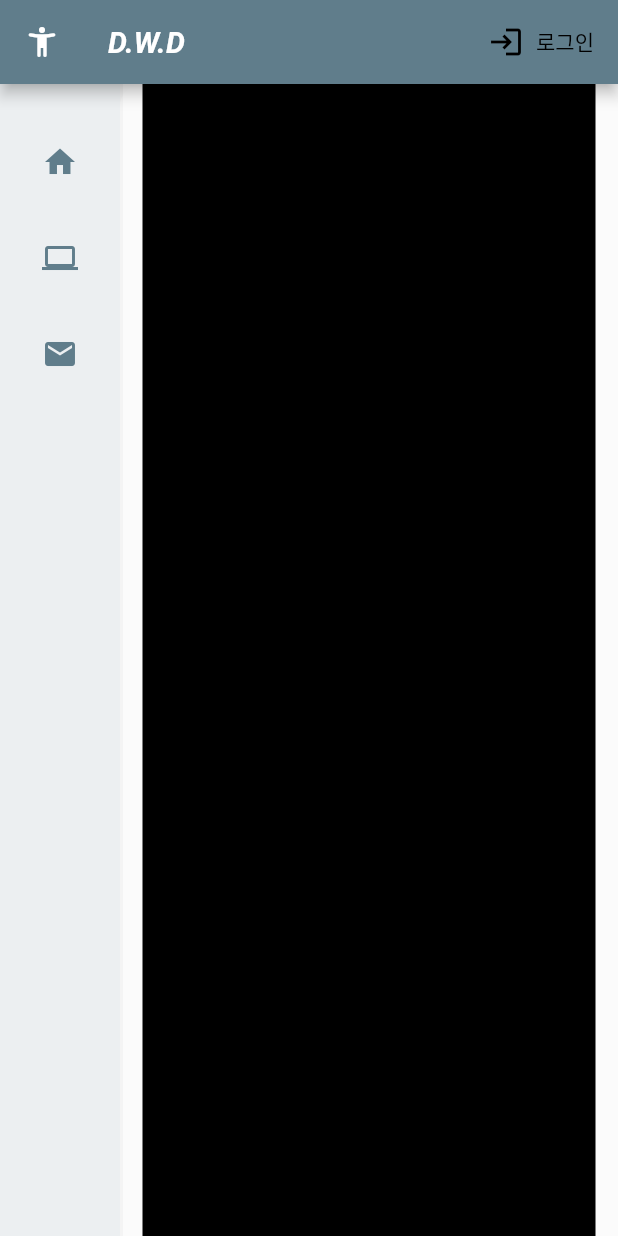
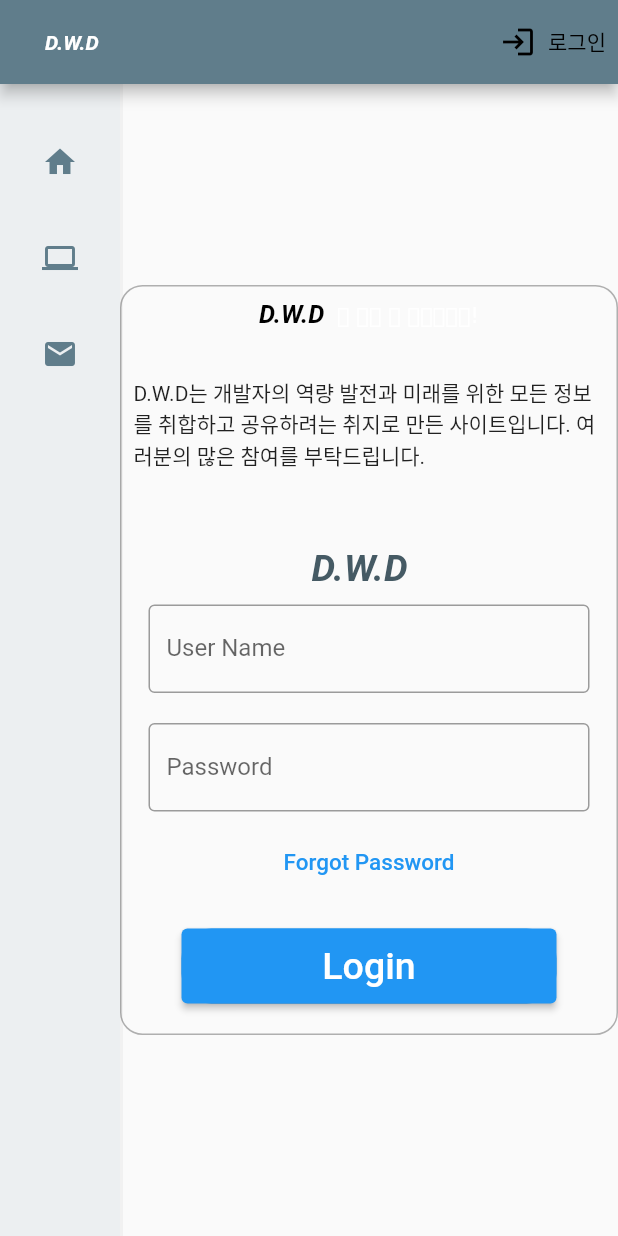
Before and after one commit to KihaJeong1994/develop-world, a Flutter app: the screen it shows after launch, after a tap on "로그인", on a phone screen of 412 x 824 dp. Run offline on Flutter 3.47's test engine with Material 2 defaults, Android fonts, the phone set to English and light mode, and no system bars; our stand-ins replace flutter_dotenv, flutter_rating_bar, infinite_scroll_pagination, timeago, url_strategy; missing offline and left inert: flutter_gl, image_card, three_dart, three_dart_jsm; network calls fail; statements that could not run were skipped.

Commit message:
login page init

```diff
--- a/lib/routes/router_generator.dart
+++ b/lib/routes/router_generator.dart
@@ -1,4 +1,6 @@
 import 'package:develop_world/routes/routes.dart';
+import 'package:develop_world/screens/account/sign_in_screen.dart';
+import 'package:develop_world/screens/account/sign_up_screen.dart';
 import 'package:develop_world/screens/home/home_screen.dart';
 import 'package:develop_world/screens/lecture/lecture_detail.dart';
 import 'package:develop_world/screens/lecture/lecture_list.dart';
@@ -6,6 +8,7 @@ import 'package:flutter/material.dart';
 
 class RouteGenerator {
   static Route<dynamic> generateRoute(RouteSettings settings) {
+    //home
     if (settings.name == routeHome) {
       return PageRouteBuilder(
         settings: settings, // add settings to change the url
@@ -14,6 +17,25 @@ class RouteGenerator {
         transitionDuration: Duration.zero,
         reverseTransitionDuration: Duration.zero,
       );
+      // sign in
+    } else if (settings.name == routeSignIn) {
+      return PageRouteBuilder(
+        settings: settings,
+        pageBuilder: (context, animation, secondaryAnimation) =>
+            const SignInScreen(),
+        transitionDuration: Duration.zero,
+        reverseTransitionDuration: Duration.zero,
+      );
+      // sign up
+    } else if (settings.name == routeSignUp) {
+      return PageRouteBuilder(
+        settings: settings,
+        pageBuilder: (context, animation, secondaryAnimation) =>
+            const SignUpScreen(),
+        transitionDuration: Duration.zero,
+        reverseTransitionDuration: Duration.zero,
+      );
+      // lectures
     } else if (settings.name == routeLectures) {
       return PageRouteBuilder(
         settings: settings,
@@ -22,6 +44,7 @@ class RouteGenerator {
         transitionDuration: Duration.zero,
         reverseTransitionDuration: Duration.zero,
       );
+      // contacts
     } else if (settings.name == routeContacts) {
       return PageRouteBuilder(
         settings: settings,
@@ -30,6 +53,7 @@ class RouteGenerator {
         transitionDuration: Duration.zero,
         reverseTransitionDuration: Duration.zero,
       );
+      // lecture detail
     } else if (isLectureDetail(settings.name)) {
       var id = settings.name!.split('/').last;
       return PageRouteBuilder(
@@ -40,6 +64,7 @@ class RouteGenerator {
         reverseTransitionDuration: Duration.zero,
       );
     } else {
+      // home(default)
       return PageRouteBuilder(
         settings: settings,
         pageBuilder: (context, animation, secondaryAnimation) =>
--- a/lib/routes/routes.dart
+++ b/lib/routes/routes.dart
@@ -1,6 +1,8 @@
 import 'package:flutter/material.dart';
 
 const String routeHome = '/';
+const String routeSignIn = '/sign-in';
+const String routeSignUp = '/sign-up';
 const String routeLectures = '/lecture';
 const String routeContacts = '/contacts';
 
--- /dev/null
+++ b/lib/screens/account/sign_in_screen.dart
@@ -0,0 +1,109 @@
+import 'package:flutter/material.dart';
+
+class SignInScreen extends StatelessWidget {
+  const SignInScreen({super.key});
+
+  @override
+  Widget build(BuildContext context) {
+    return Column(
+      mainAxisAlignment: MainAxisAlignment.center,
+      children: [
+        Container(
+          width: 500,
+          height: 500,
+          decoration: BoxDecoration(
+            border: Border.all(
+              color: Colors.black.withOpacity(0.3),
+            ),
+            borderRadius: BorderRadius.circular(15),
+          ),
+          child: Padding(
+            padding: const EdgeInsets.all(8.0),
+            child: Column(
+              crossAxisAlignment: CrossAxisAlignment.center,
+              children: [
+                RichText(
+                  text: const TextSpan(
+                    children: [
+                      TextSpan(
+                        text: 'D.W.D  ',
+                        style: TextStyle(
+                          fontWeight: FontWeight.bold,
+                          fontStyle: FontStyle.italic,
+                          color: Colors.black,
+                          fontSize: 17,
+                        ),
+                      ),
+                      TextSpan(
+                        text: '에 오신 걸 환영합니다!',
+                      ),
+                    ],
+                  ),
+                ),
+                const Text('\n'),
+                const Text(
+                    'D.W.D는 개발자의 역량 발전과 미래를 위한 모든 정보를 취합하고 공유하려는 취지로 만든 사이트입니다. 여러분의 많은 참여를 부탁드립니다.'),
+                const SizedBox(
+                  height: 50,
+                ),
+                Text(
+                  'D.W.D  ',
+                  style: TextStyle(
+                    fontWeight: FontWeight.bold,
+                    fontStyle: FontStyle.italic,
+                    color: Theme.of(context).primaryColorDark,
+                    fontSize: 25,
+                  ),
+                ),
+                const Padding(
+                  padding: EdgeInsets.all(10),
+                  child: TextField(
+                    decoration: InputDecoration(
+                        border: OutlineInputBorder(),
+                        labelText: 'User Name',
+                        hintText: 'Enter valid mail id as abc@gmail.com'),
+                  ),
+                ),
+                const Padding(
+                  padding: EdgeInsets.all(10),
+                  child: TextField(
+                    obscureText: true,
+                    decoration: InputDecoration(
+                        border: OutlineInputBorder(),
+                        labelText: 'Password',
+                        hintText: 'Enter your secure password'),
+                  ),
+                ),
+                TextButton(
+                  onPressed: () {},
+                  child: const Text(
+                    'Forgot Password',
+                    style: TextStyle(color: Colors.blue, fontSize: 15),
+                  ),
+                ),
+                const SizedBox(
+                  height: 20,
+                ),
+                Container(
+                  height: 50,
+                  width: 250,
+                  decoration: BoxDecoration(
+                      color: Colors.blue,
+                      borderRadius: BorderRadius.circular(20)),
+                  child: ElevatedButton(
+                    onPressed: () {},
+                    style: TextButton.styleFrom(backgroundColor: Colors.blue),
+                    child: const Text(
+                      'Login',
+                      style: TextStyle(color: Colors.white, fontSize: 25),
+                    ),
+                  ),
+                ),
+              ],
+            ),
+          ),
+        ),
+      ],
+    );
+  }
+}
--- /dev/null
+++ b/lib/screens/account/sign_up_screen.dart
@@ -0,0 +1,12 @@
+import 'package:flutter/material.dart';
+import 'package:flutter/src/widgets/framework.dart';
+import 'package:flutter/src/widgets/placeholder.dart';
+
+class SignUpScreen extends StatelessWidget {
+  const SignUpScreen({super.key});
+
+  @override
+  Widget build(BuildContext context) {
+    return const Text('sign up');
+  }
+}
--- a/lib/screens/screen_frame.dart
+++ b/lib/screens/screen_frame.dart
@@ -1,4 +1,4 @@
-
+import 'package:develop_world/routes/routes.dart';
 import 'package:develop_world/widgets/common/navigation_bar_web.dart';
 import 'package:flutter/material.dart';
 
@@ -13,25 +13,33 @@ class ScreenFrame extends StatelessWidget {
   Widget build(BuildContext context) {
     return Scaffold(
         appBar: AppBar(
-          leading: const Icon(Icons.accessibility_new_rounded),
+          // leading: IconButton(
+          //   icon: const Icon(Icons.accessibility_new_rounded),
+          //   onPressed: () {
+          //     navKey.currentState!.pushNamed(routeHome);
+          //   },
+          // ),
           actions: <Widget>[
-            TextButton(
-              style: TextButton.styleFrom(
-                foregroundColor: Theme.of(context).colorScheme.onPrimary,
-              ),
-              onPressed: (() {}),
-              child: TextButton.icon(
-                  onPressed: (() {}),
+            TextButton.icon(
+              onPressed: (() {
+                navKey.currentState!.pushNamed(routeSignIn);
+              }),
               style: TextButton.styleFrom(foregroundColor: Colors.black),
               icon: const Icon(Icons.login),
-                  label: const Text('로그인')),
+              label: const Text('로그인'),
             )
           ],
-          title: const Text(
+          title: TextButton(
+            onPressed: () {
+              navKey.currentState!.pushNamed(routeHome);
+            },
+            child: const Text(
               'D.W.D',
               style: TextStyle(
                 fontWeight: FontWeight.bold,
                 fontStyle: FontStyle.italic,
+                color: Colors.white,
+              ),
             ),
           ),
           centerTitle: false,
```
Lines whose indentation alone changed are shown as unchanged.
